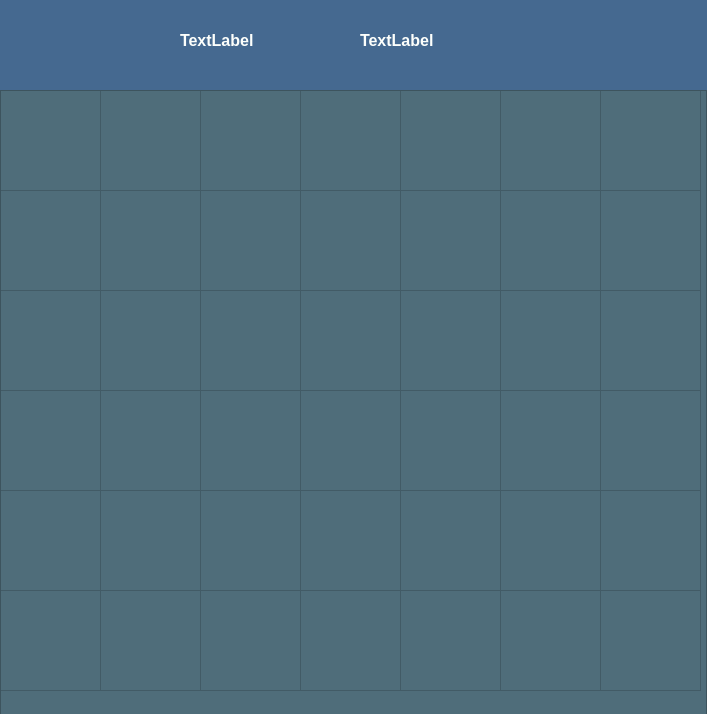
This is WorkShopProject/calendar.ui in shaahinfaezi/WorkShopProject as Qt 5 draws it before an edit. The edited form follows.
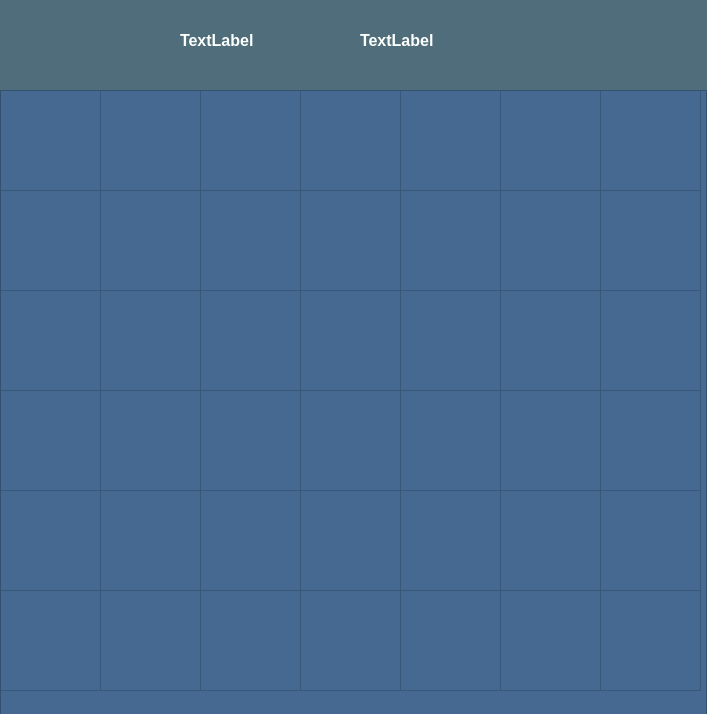
This is the edited form.

Patch:
```diff
--- a/WorkShopProject/calendar.ui
+++ b/WorkShopProject/calendar.ui
@@ -44,7 +44,7 @@
    <string>Dialog</string>
   </property>
   <property name="styleSheet">
-   <string notr="true">background-color:rgb(69, 105, 144);</string>
+   <string notr="true">background-color:rgb(79, 109, 122)</string>
   </property>
   <widget class="QPushButton" name="pushButton">
    <property name="geometry">
@@ -169,7 +169,7 @@
     <bool>false</bool>
    </property>
    <property name="styleSheet">
-    <string notr="true">background-color:rgb(79, 109, 122)</string>
+    <string notr="true">background-color:rgb(69, 105, 144);</string>
    </property>
    <property name="cornerButtonEnabled">
     <bool>true</bool>
```
